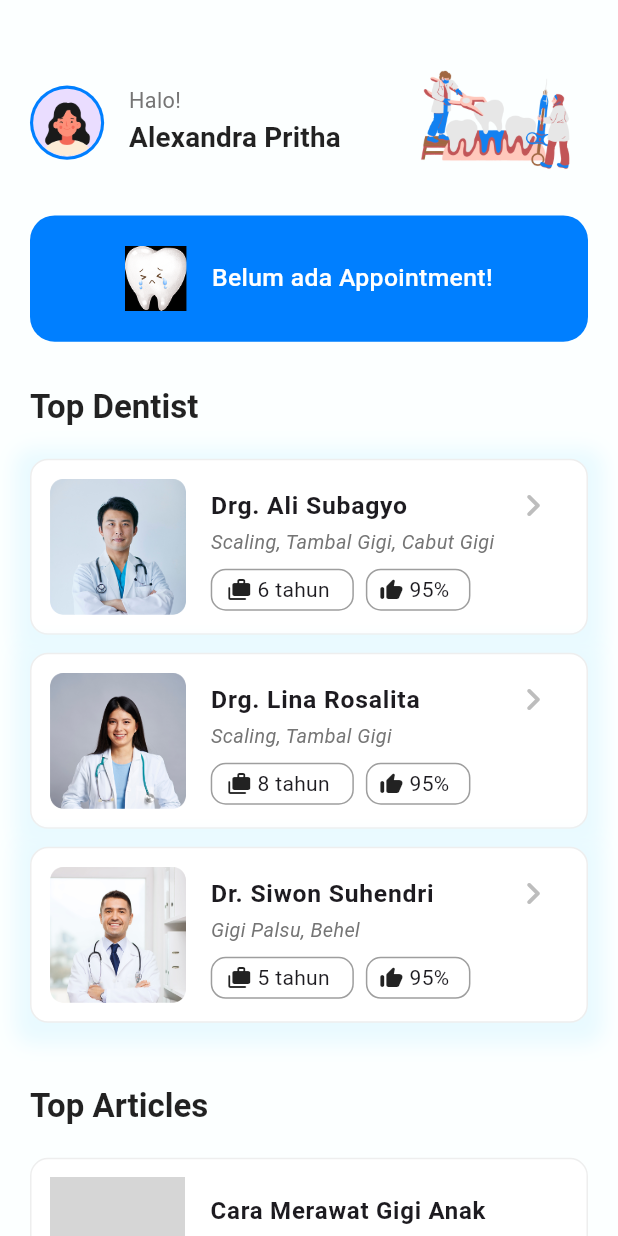
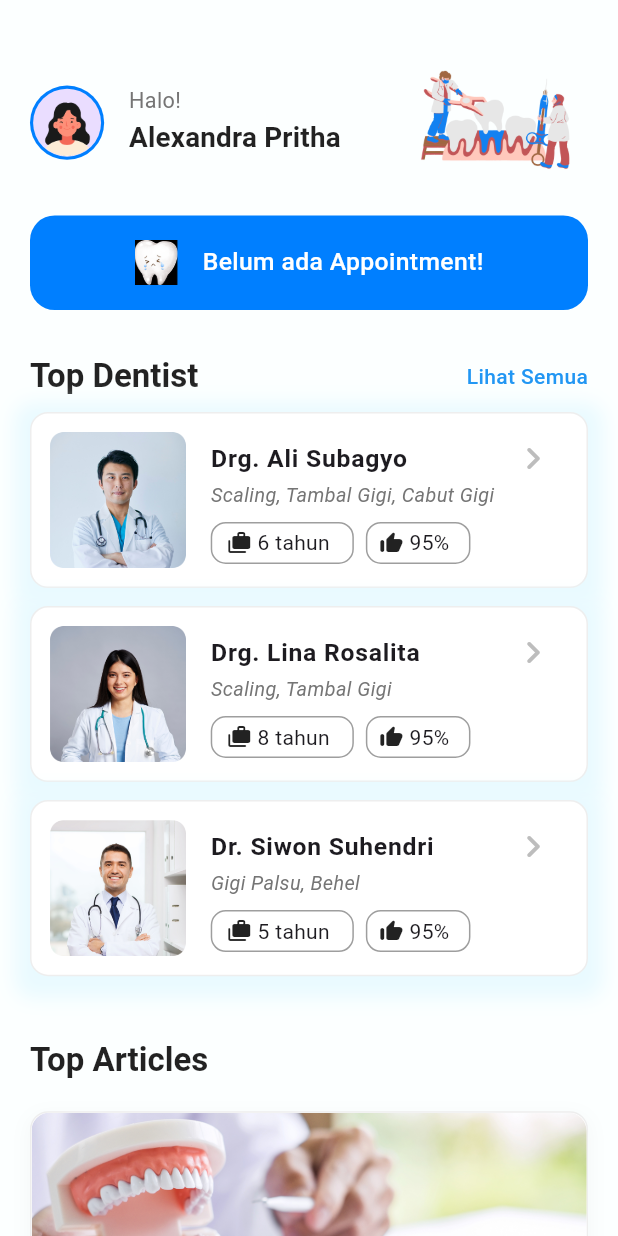
Before and after one commit to Vincent140206/Toothy, a Flutter app: the HomeScreen screen opened by its route, on a phone screen of 412 x 824 dp. Run offline on Flutter 3.47's test engine with Material 3 defaults, Android fonts, the light colour scheme and no system bars; our stand-ins replace flutter_svg; Roboto replaces fonts that are missing (Poppins); grey boxes are pictures that could not be loaded.

Commit message:
fixing news_section layout

```diff
--- a/lib/views/home/view/home_screen.dart
+++ b/lib/views/home/view/home_screen.dart
@@ -22,6 +22,8 @@ class HomeScreen extends StatelessWidget {
                 const _HomeAppBar(),
                 const _AppointmentBanner(),
                 const SizedBox(height: 30),
+                Row(
+                  children: [
                     Text(
                       'Top Dentist',
                       style: Theme.of(context).textTheme.titleLarge?.copyWith(
@@ -29,7 +31,17 @@ class HomeScreen extends StatelessWidget {
                         color: Colors.black87,
                       ),
                     ),
-                const SizedBox(height: 20),
+                    Spacer(),
+                    Text(
+                      'Lihat Semua',
+                      style: Theme.of(context).textTheme.bodyMedium?.copyWith(
+                        color: Colors.blue,
+                        fontWeight: FontWeight.w500,
+                      ),
+                    ),
+                  ],
+                ),
+                const SizedBox(height: 10),
                 const _TopDentist(),
                 const SizedBox(height: 30),
                 Text(
--- a/lib/views/home/view/widgets/appointment_banner.dart
+++ b/lib/views/home/view/widgets/appointment_banner.dart
@@ -11,7 +11,7 @@ class _AppointmentBanner extends StatelessWidget {
       width: double.infinity,
       padding: EdgeInsets.symmetric(
         horizontal: screenWidth * 0.05,
-        vertical: screenHeight * 0.025,
+        vertical: screenHeight * 0.02,
       ),
       decoration: BoxDecoration(
         color: const Color(0xFF007FFF),
@@ -23,7 +23,7 @@ class _AppointmentBanner extends StatelessWidget {
         children: [
           Image.asset(
             'assets/images/Icon_noAppointment.png',
-            width: screenWidth * 0.1,
+            width: screenWidth * 0.07,
           ),
           SizedBox(width: screenWidth * 0.04),
           Text(
--- a/lib/views/home/view/widgets/news_section.dart
+++ b/lib/views/home/view/widgets/news_section.dart
@@ -1,67 +1,129 @@
 part of '../home_screen.dart';
 
 class _NewsSection extends StatelessWidget {
-  const _NewsSection();
+  const _NewsSection({super.key});
 
   @override
   Widget build(BuildContext context) {
+    final List<Map<String, String>> newsData = [
+      {
+        'image': 'assets/images/Article1.png',
+        'category': 'Kesehatan Anak',
+        'title': 'Cara Merawat Gigi Anak dengan Benar',
+        'snippet': 'Kesehatan gigi anak adalah investasi untuk masa depan...',
+      },
+      {
+        'image': 'assets/images/Article2.png',
+        'category': 'Tips & Trik',
+        'title': 'Perawatan Pasca-Cabut Gigi',
+        'snippet': 'Harus dirawat biar gaharus cabut lagi...',
+      },
+      {
+        'image': 'assets/images/Article3.png',
+        'category': 'Tips & Trik',
+        'title': 'Mengenal Root-Canal',
+        'snippet': 'Yok belajar biar pinter bejir...',
+      },
+    ];
+
     return ListView.separated(
       shrinkWrap: true,
       physics: const NeverScrollableScrollPhysics(),
-      itemCount: 3,
+      itemCount: newsData.length,
       separatorBuilder: (context, index) => const SizedBox(height: 15),
       itemBuilder: (context, index) {
-        return const _NewsCard();
+        final news = newsData[index];
+        return _NewsCard(
+          image: news['image']!,
+          category: news['category']!,
+          title: news['title']!,
+          snippet: news['snippet']!,
+        );
       },
     );
   }
 }
 
 class _NewsCard extends StatelessWidget {
-  const _NewsCard();
+  final String image;
+  final String category;
+  final String title;
+  final String snippet;
+
+  const _NewsCard({
+    required this.image,
+    required this.category,
+    required this.title,
+    required this.snippet,
+  });
 
   @override
   Widget build(BuildContext context) {
     final screenWidth = MediaQuery.of(context).size.width;
-
     return Container(
-      padding: const EdgeInsets.all(12),
       decoration: BoxDecoration(
         color: Colors.white,
         borderRadius: BorderRadius.circular(12),
         border: Border.all(color: Colors.grey.shade200),
+        boxShadow: [
+          BoxShadow(
+            color: Colors.grey.withOpacity(0.08),
+            spreadRadius: 1,
+            blurRadius: 10,
+            offset: const Offset(0, 4),
+          ),
+        ],
       ),
-      child: Row(
+      child: Column(
+        crossAxisAlignment: CrossAxisAlignment.start,
         children: [
           ClipRRect(
-            borderRadius: BorderRadius.circular(8),
+            borderRadius: const BorderRadius.only(
+              topLeft: Radius.circular(12),
+              topRight: Radius.circular(12),
+            ),
             child: Image.asset(
-              'assets/images/news_placeholder.png',
-              width: screenWidth * 0.22,
-              height: screenWidth * 0.22,
+              image,
+              width: double.infinity,
+              height: screenWidth * 0.4,
               fit: BoxFit.cover,
             ),
           ),
-          SizedBox(width: screenWidth * 0.04),
-          Expanded(
+          Padding(
+            padding: const EdgeInsets.all(12.0),
             child: Column(
               crossAxisAlignment: CrossAxisAlignment.start,
               children: [
+                _CategoryTag(category: category),
+                const SizedBox(height: 8),
                 Text(
-                  'Cara Merawat Gigi Anak dengan Benar',
+                  title,
                   maxLines: 2,
                   overflow: TextOverflow.ellipsis,
                   style: Theme.of(context).textTheme.bodyLarge?.copyWith(
                     fontWeight: FontWeight.bold,
                   ),
                 ),
-                const SizedBox(height: 5),
+                const SizedBox(height: 4),
                 Text(
-                  'Kesehatan gigi anak adalah investasi untuk masa depan...',
-                  maxLines: 1,
+                  snippet,
+                  maxLines: 2,
                   overflow: TextOverflow.ellipsis,
                   style: Theme.of(context).textTheme.bodySmall?.copyWith(
                     color: Colors.grey[600],
+                  ),
+                ),
+                Align(
+                  alignment: Alignment.centerRight,
+                  child: TextButton(
+                    onPressed: () {},
+                    child: const Text(
+                      'Baca Selengkapnya',
+                      style: TextStyle(
+                        fontWeight: FontWeight.bold,
+                        color: Color(0xFF007FFF),
+                      ),
+                    ),
                   ),
                 ),
               ],
@@ -72,3 +134,27 @@ class _NewsCard extends StatelessWidget {
     );
   }
 }
+
+class _CategoryTag extends StatelessWidget {
+  final String category;
+  const _CategoryTag({required this.category});
+
+  @override
+  Widget build(BuildContext context) {
+    return Container(
+      padding: const EdgeInsets.symmetric(horizontal: 10, vertical: 4),
+      decoration: BoxDecoration(
+        color: const Color(0xFF007FFF).withOpacity(0.1),
+        borderRadius: BorderRadius.circular(12),
+      ),
+      child: Text(
+        category,
+        style: const TextStyle(
+          color: Color(0xFF007FFF),
+          fontWeight: FontWeight.w500,
+          fontSize: 12,
+        ),
+      ),
+    );
+  }
+}
```
Also changed, not shown: assets/images/Article1.png (added), assets/images/Article2.png (added), assets/images/Article3.png (added). Lines whose indentation alone changed are shown as unchanged.
